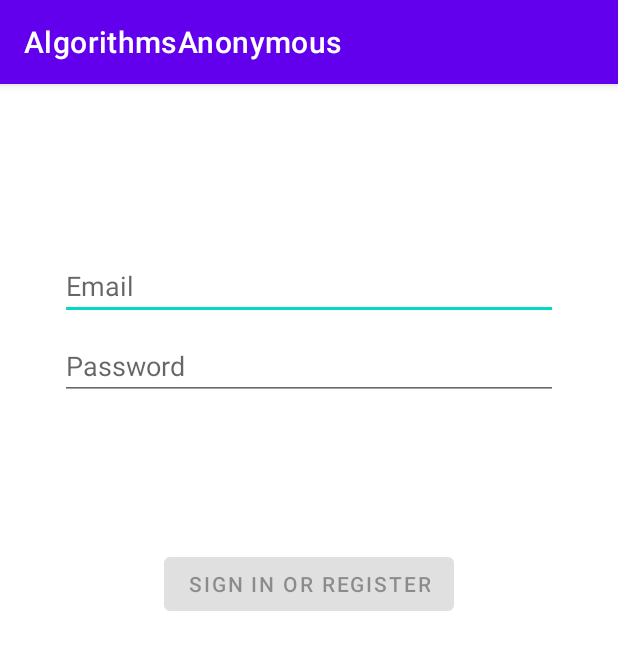
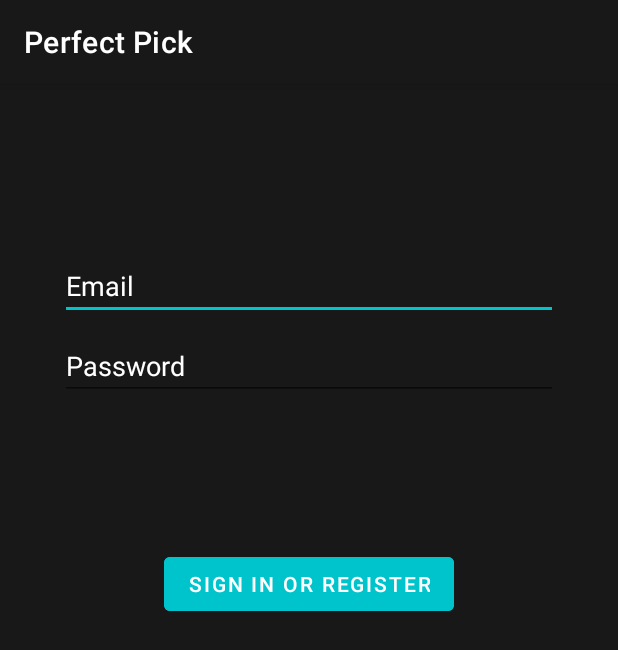
Before and after one commit to jacobbaehr/Perfect-Pick, an Android app: the screen it shows after launch (LoginActivity), on a phone screen of 412 x 824 dp. Shown: the top 650 px of the screen. Run offline under Robolectric (Android 15) with nearby library versions, the phone set to English and light mode, and no system bars.

Commit message:
Changes to the layout and colors, added new colors for theme, chnaged layouts to match and themes

```diff
--- a/app/src/main/res/layout/activity_login.xml
+++ b/app/src/main/res/layout/activity_login.xml
@@ -5,6 +5,7 @@
     android:id="@+id/container"
     android:layout_width="match_parent"
     android:layout_height="match_parent"
+    android:background="@color/background"
     android:paddingLeft="@dimen/activity_horizontal_margin"
     android:paddingTop="@dimen/activity_vertical_margin"
     android:paddingRight="@dimen/activity_horizontal_margin"
@@ -21,6 +22,8 @@
         android:hint="@string/prompt_email"
         android:inputType="textEmailAddress"
         android:selectAllOnFocus="true"
+        android:textColor="@color/white"
+        android:textColorHint="@color/white"
         app:layout_constraintEnd_toEndOf="parent"
         app:layout_constraintStart_toStartOf="parent"
         app:layout_constraintTop_toTopOf="parent" />
@@ -37,6 +40,8 @@
         android:imeOptions="actionDone"
         android:inputType="textPassword"
         android:selectAllOnFocus="true"
+        android:textColor="@color/white"
+        android:textColorHint="@color/white"
         app:layout_constraintEnd_toEndOf="parent"
         app:layout_constraintStart_toStartOf="parent"
         app:layout_constraintTop_toBottomOf="@+id/username" />
@@ -50,8 +55,10 @@
         android:layout_marginTop="16dp"
         android:layout_marginEnd="48dp"
         android:layout_marginBottom="64dp"
+        android:backgroundTint="@color/teal"
         android:enabled="false"
         android:text="@string/action_sign_in"
+        android:textColor="@color/white"
         app:layout_constraintBottom_toBottomOf="parent"
         app:layout_constraintEnd_toEndOf="parent"
         app:layout_constraintStart_toStartOf="parent"
--- a/app/src/main/res/layout/activity_main.xml
+++ b/app/src/main/res/layout/activity_main.xml
@@ -4,6 +4,7 @@
     xmlns:tools="http://schemas.android.com/tools"
     android:layout_width="match_parent"
     android:layout_height="match_parent"
+    android:background="@color/background"
     tools:context=".MainActivity">
 
     <androidx.recyclerview.widget.RecyclerView
--- a/app/src/main/res/values-night/themes.xml
+++ b/app/src/main/res/values-night/themes.xml
@@ -1,14 +1,26 @@
 <resources xmlns:tools="http://schemas.android.com/tools">
     <!-- Base application theme. -->
     <style name="Theme.AlgorithmsAnonymous" parent="Theme.MaterialComponents.DayNight.DarkActionBar">
+<!--        &lt;!&ndash; Primary brand color. &ndash;&gt;-->
+<!--        <item name="colorPrimary">@color/purple_200</item>-->
+<!--        <item name="colorPrimaryVariant">@color/purple_700</item>-->
+<!--        <item name="colorOnPrimary">@color/black</item>-->
+<!--        &lt;!&ndash; Secondary brand color. &ndash;&gt;-->
+<!--        <item name="colorSecondary">@color/teal_200</item>-->
+<!--        <item name="colorSecondaryVariant">@color/teal_200</item>-->
+<!--        <item name="colorOnSecondary">@color/black</item>-->
+<!--        &lt;!&ndash; Status bar color. &ndash;&gt;-->
+<!--        <item name="android:statusBarColor" tools:targetApi="l">?attr/colorPrimaryVariant</item>-->
+<!--        &lt;!&ndash; Customize your theme here. &ndash;&gt;-->
+
         <!-- Primary brand color. -->
-        <item name="colorPrimary">@color/purple_200</item>
-        <item name="colorPrimaryVariant">@color/purple_700</item>
-        <item name="colorOnPrimary">@color/black</item>
+        <item name="colorPrimary">@color/background</item>
+        <item name="colorPrimaryVariant">@color/teal</item>
+        <item name="colorOnPrimary">@color/white</item>
         <!-- Secondary brand color. -->
-        <item name="colorSecondary">@color/teal_200</item>
-        <item name="colorSecondaryVariant">@color/teal_200</item>
-        <item name="colorOnSecondary">@color/black</item>
+        <item name="colorSecondary">@color/teal</item>
+        <item name="colorSecondaryVariant">@color/light_teal</item>
+        <item name="colorOnSecondary">@color/white</item>
         <!-- Status bar color. -->
         <item name="android:statusBarColor" tools:targetApi="l">?attr/colorPrimaryVariant</item>
         <!-- Customize your theme here. -->
--- a/app/src/main/res/values/colors.xml
+++ b/app/src/main/res/values/colors.xml
@@ -1,10 +1,23 @@
 <?xml version="1.0" encoding="utf-8"?>
 <resources>
+    <!--  predefined android colors  -->
     <color name="purple_200">#FFBB86FC</color>
     <color name="purple_500">#FF6200EE</color>
     <color name="purple_700">#FF3700B3</color>
     <color name="teal_200">#FF03DAC5</color>
     <color name="teal_700">#FF018786</color>
+
+    <!--  basics  -->
     <color name="black">#FF000000</color>
     <color name="white">#FFFFFFFF</color>
+
+    <!--  new app colors  -->
+    <color name="background">#181818</color>
+    <color name="light_purple">#cb88ff</color>
+    <color name="purple">#7900ff</color>
+    <color name="dark_purple">#4c0bd1</color>
+    <color name="pink">#e43397 </color>
+    <color name="light_teal">#aaf7fa</color>
+    <color name="teal">#00c4cc</color>
+    <color name="dark_teal">#004c4f</color>
 </resources>
--- a/app/src/main/res/values/strings.xml
+++ b/app/src/main/res/values/strings.xml
@@ -1,5 +1,5 @@
 <resources>
-    <string name="app_name">AlgorithmsAnonymous</string>
+    <string name="app_name">Perfect Pick</string>
     <!-- Strings related to login -->
     <string name="prompt_email">Email</string>
     <string name="prompt_password">Password</string>
--- a/app/src/main/res/values/themes.xml
+++ b/app/src/main/res/values/themes.xml
@@ -1,14 +1,26 @@
 <resources xmlns:tools="http://schemas.android.com/tools">
     <!-- Base application theme. -->
     <style name="Theme.AlgorithmsAnonymous" parent="Theme.MaterialComponents.DayNight.DarkActionBar">
+<!--        &lt;!&ndash; Primary brand color. &ndash;&gt;-->
+<!--        <item name="colorPrimary">@color/purple_500</item>-->
+<!--        <item name="colorPrimaryVariant">@color/purple_700</item>-->
+<!--        <item name="colorOnPrimary">@color/white</item>-->
+<!--        &lt;!&ndash; Secondary brand color. &ndash;&gt;-->
+<!--        <item name="colorSecondary">@color/teal_200</item>-->
+<!--        <item name="colorSecondaryVariant">@color/teal_700</item>-->
+<!--        <item name="colorOnSecondary">@color/black</item>-->
+<!--        &lt;!&ndash; Status bar color. &ndash;&gt;-->
+<!--        <item name="android:statusBarColor" tools:targetApi="l">?attr/colorPrimaryVariant</item>-->
+<!--        &lt;!&ndash; Customize your theme here. &ndash;&gt;-->
+
         <!-- Primary brand color. -->
-        <item name="colorPrimary">@color/purple_500</item>
-        <item name="colorPrimaryVariant">@color/purple_700</item>
+        <item name="colorPrimary">@color/background</item>
+        <item name="colorPrimaryVariant">@color/teal</item>
         <item name="colorOnPrimary">@color/white</item>
         <!-- Secondary brand color. -->
-        <item name="colorSecondary">@color/teal_200</item>
-        <item name="colorSecondaryVariant">@color/teal_700</item>
-        <item name="colorOnSecondary">@color/black</item>
+        <item name="colorSecondary">@color/teal</item>
+        <item name="colorSecondaryVariant">@color/light_teal</item>
+        <item name="colorOnSecondary">@color/white</item>
         <!-- Status bar color. -->
         <item name="android:statusBarColor" tools:targetApi="l">?attr/colorPrimaryVariant</item>
         <!-- Customize your theme here. -->
```
Also changed, not shown: app/src/main/res/layout/item_place.xml (+6 -4 lines).
